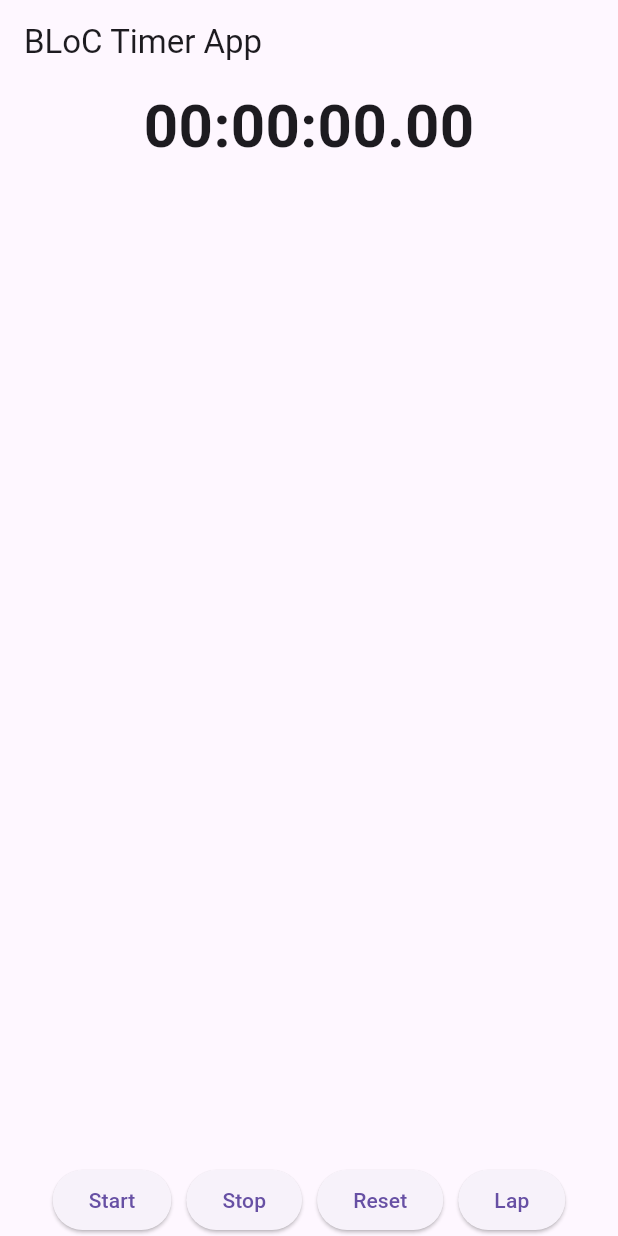
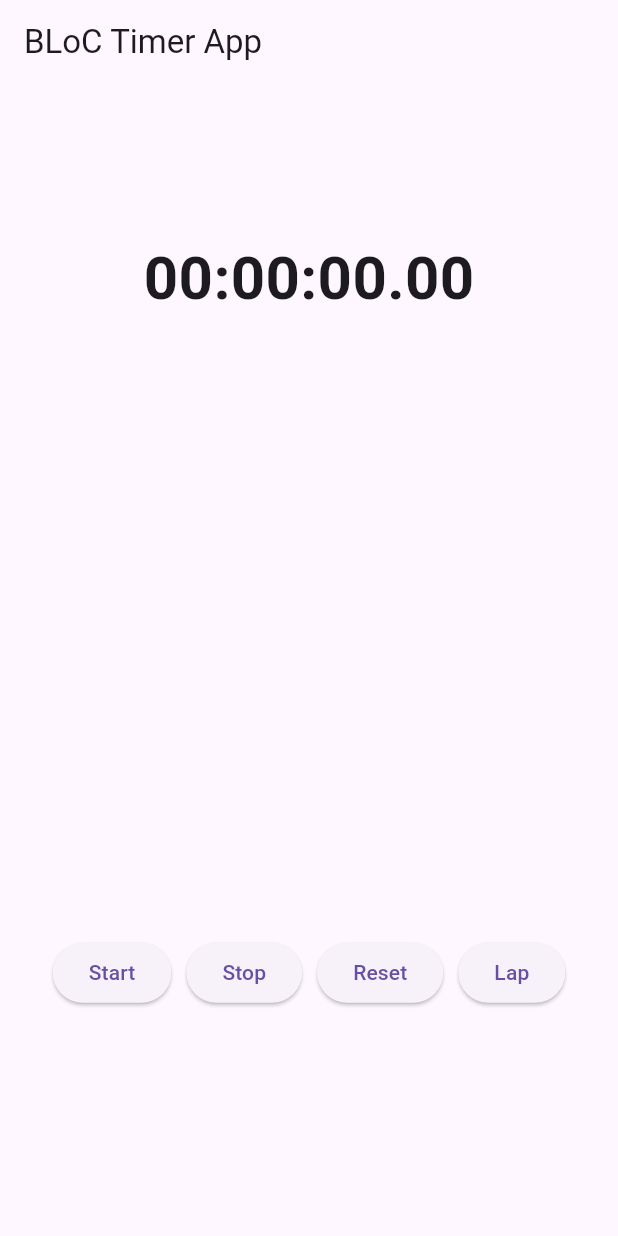
Before and after one commit to MostakAhmedShahad/CounterApp-by-Bloc, a Flutter app: the screen it shows after launch, on a phone screen of 412 x 824 dp. Run offline on Flutter 3.47's test engine with Material 3 defaults, Android fonts, the phone set to English and light mode, and no system bars; our stand-ins replace bloc, equatable, flutter_bloc, image_picker, stop_watch_timer.

Commit message:
timer_complete

```diff
--- a/lib/ui/timer/timer_screen.dart
+++ b/lib/ui/timer/timer_screen.dart
@@ -33,7 +33,9 @@ class _TimerScreenState extends State<TimerScreen> {
               children: [
                 Text(displayTime, style: const TextStyle(fontSize: 40, fontWeight: FontWeight.bold)),
 
-                Expanded(
+                SizedBox(
+                  height: 400,
+                  width: double.infinity,
                   child: ListView.builder(
                     itemCount: laps.length,
                     itemBuilder: (context, index) {
@@ -44,7 +46,9 @@ class _TimerScreenState extends State<TimerScreen> {
                   ),
                 ),
 
-                Row(
+                Padding(
+                  padding: const EdgeInsets.fromLTRB(15, 10, 15, 50),
+                  child: Row(
                     mainAxisAlignment: MainAxisAlignment.center,
                     children: [
                       ElevatedButton(
@@ -67,6 +71,7 @@ class _TimerScreenState extends State<TimerScreen> {
                         child: const Text("Lap"),
                       ),
                     ],
+                  ),
                 ),
               ],
             );
```
Lines whose indentation alone changed are shown as unchanged.
